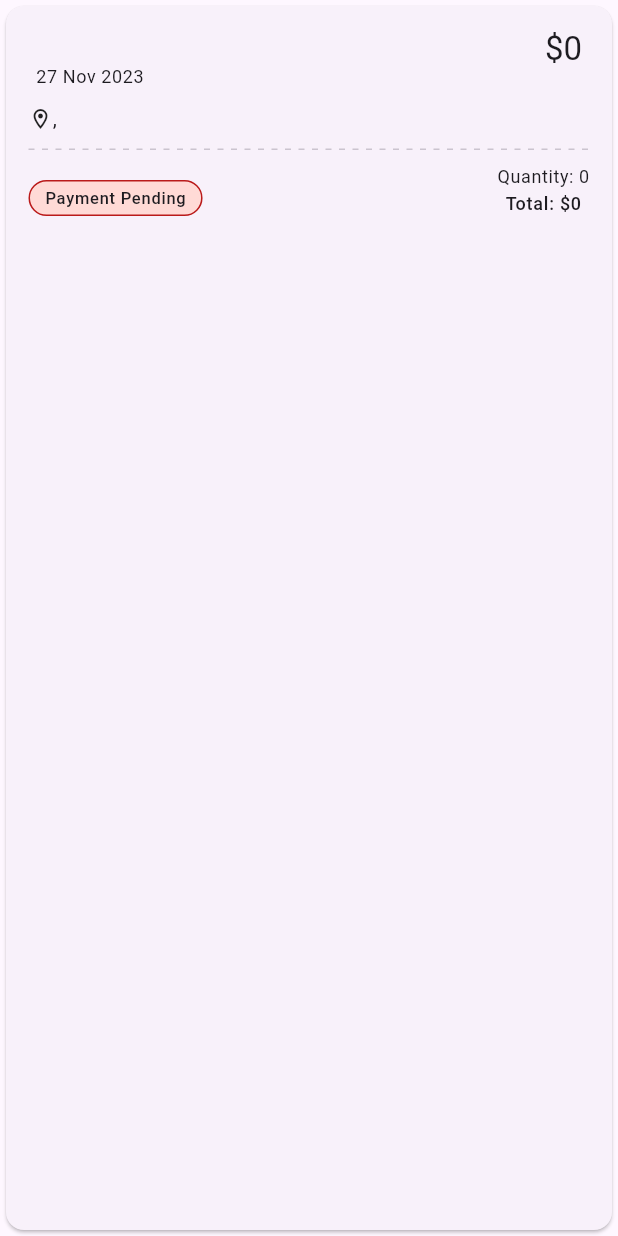
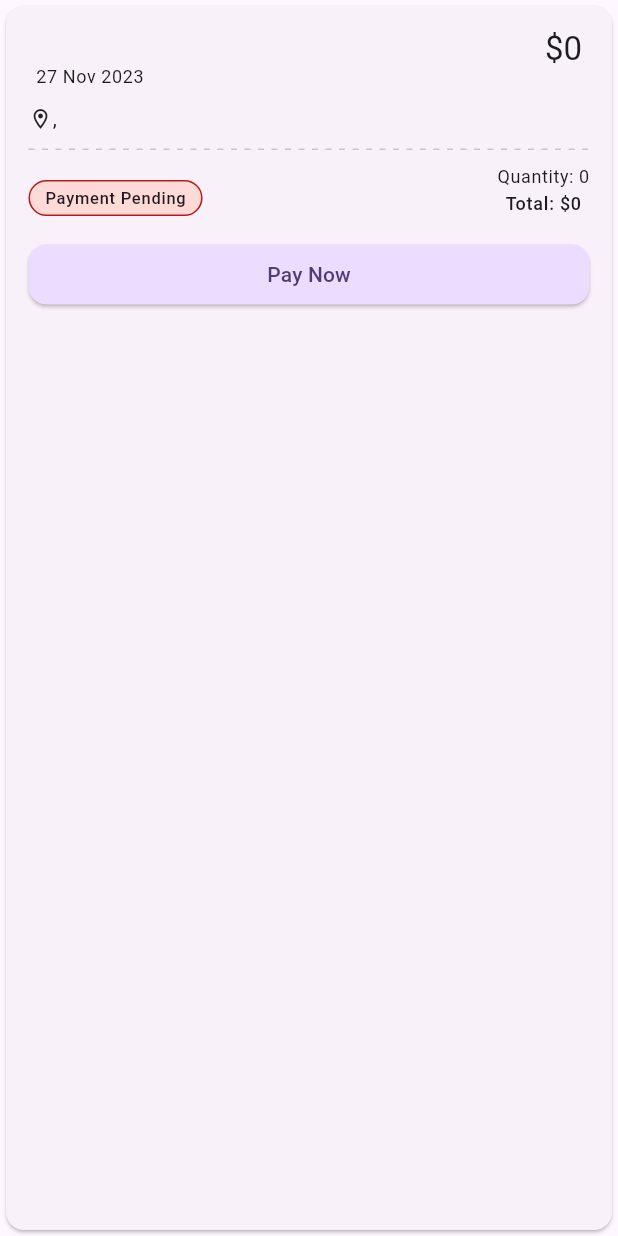
Before and after one commit to hadiyaaamir/chatbot, a Flutter app: the TicketOptionTile widget shown alone on an empty page, opened directly with empty values, on a phone screen of 412 x 824 dp. Run offline on Flutter 3.47's test engine with Material 2 defaults, Android fonts, the phone set to English and light mode, and no system bars; drawn by our look-alikes of dotted_line; our stand-ins replace equatable, flutter_bloc; missing offline and left inert: dialog_flowtter.

Commit message:
payment button is a part of ticket

```diff
--- a/lib/chatbot/data/models/message_payload.dart
+++ b/lib/chatbot/data/models/message_payload.dart
@@ -21,7 +21,6 @@ class MessagePayload extends Equatable {
   static final Map<String, Function> typeParsers = {
     'events': (eventJson) => Event.fromJson(eventJson),
     'tickets': (ticketJson) => TicketOption.fromJson(ticketJson),
-    'paymentButton': (buttonJson) => PaymentButtonOption.fromJson(buttonJson),
   };
 
   factory MessagePayload.fromJson(Map<String, dynamic> json) {
--- a/lib/chatbot/data/models/models.dart
+++ b/lib/chatbot/data/models/models.dart
@@ -1,5 +1,4 @@
 import 'package:chatbot/events/events.dart';
-import 'package:chatbot/payment/data/models/models.dart';
 import 'package:chatbot/tickets/tickets.dart';
 import 'package:equatable/equatable.dart';
 
--- a/lib/chatbot/presentation/widgets/option_tiles.dart
+++ b/lib/chatbot/presentation/widgets/option_tiles.dart
@@ -1,7 +1,5 @@
 import 'package:chatbot/chatbot/chatbot.dart';
 import 'package:chatbot/events/events.dart';
-import 'package:chatbot/payment/data/models/models.dart';
-import 'package:chatbot/payment/presentation/widgets/widgets.dart';
 import 'package:chatbot/tickets/tickets.dart';
 import 'package:flutter/material.dart';
 
@@ -44,9 +42,6 @@ abstract class OptionTile extends StatelessWidget {
     if (option is TicketOption) {
       return TicketOptionTile(ticket: option);
     }
-    if (option is PaymentButtonOption) {
-      return PaymentButtonOptionTile(paymentOption: option);
-    }
 
     throw UnimplementedError('Tile not implemented for $option');
   }
--- a/lib/payment/data/data.dart
+++ /dev/null
@@ -1 +0,0 @@
-export 'models/models.dart';
--- a/lib/payment/data/models/models.dart
+++ /dev/null
@@ -1,4 +0,0 @@
-import 'package:chatbot/chatbot/data/data.dart';
-import 'package:chatbot/tickets/tickets.dart';
-
-part 'payment_button_option.dart';
--- a/lib/payment/data/models/payment_button_option.dart
+++ /dev/null
@@ -1,18 +0,0 @@
-part of 'models.dart';
-
-class PaymentButtonOption extends Option {
-  const PaymentButtonOption({required this.ticket});
-
-  final TicketOption ticket;
-
-  factory PaymentButtonOption.fromJson(Map<String, dynamic> json) {
-    return PaymentButtonOption(
-      ticket: TicketOption.fromJson(
-        json['ticket'] as Map<String, dynamic>? ?? {},
-      ),
-    );
-  }
-
-  @override
-  List<Object> get props => [ticket];
-}
--- a/lib/payment/payment.dart
+++ b/lib/payment/payment.dart
@@ -1,2 +1 @@
-export 'data/data.dart';
 export 'presentation/presentation.dart';
--- /dev/null
+++ b/lib/payment/presentation/widgets/payment_button.dart
@@ -0,0 +1,17 @@
+part of 'widgets.dart';
+
+class PaymentButton extends StatelessWidget {
+  const PaymentButton({super.key, required this.ticket});
+
+  final TicketOption ticket;
+
+  @override
+  Widget build(BuildContext context) {
+    return CustomButton(
+      label: 'Pay Now',
+      onPressed: () {
+        Navigator.push(context, PaymentPage.route(ticket: ticket));
+      },
+    );
+  }
+}
--- a/lib/payment/presentation/widgets/widgets.dart
+++ b/lib/payment/presentation/widgets/widgets.dart
@@ -1,8 +1,6 @@
-import 'package:chatbot/chatbot/chatbot.dart';
 import 'package:chatbot/utils/widgets/button.dart';
-import 'package:chatbot/payment/data/models/models.dart';
 import 'package:chatbot/payment/presentation/view/view.dart';
 import 'package:chatbot/tickets/tickets.dart';
 import 'package:flutter/material.dart';
 
-part 'payment_button_option_tile.dart';
+part 'payment_button.dart';
--- a/lib/tickets/presentation/widgets/ticket_option_tile.dart
+++ b/lib/tickets/presentation/widgets/ticket_option_tile.dart
@@ -31,6 +31,10 @@ class TicketOptionTile extends OptionTile {
                       ),
                     ],
                   ),
+                  if (!ticket.paymentCompleted) ...[
+                    const SizedBox(height: 15),
+                    PaymentButton(ticket: ticket),
+                  ],
                 ],
               ),
             ),
--- a/lib/tickets/presentation/widgets/widgets.dart
+++ b/lib/tickets/presentation/widgets/widgets.dart
@@ -1,5 +1,6 @@
 import 'package:chatbot/chatbot/chatbot.dart';
 import 'package:chatbot/events/events.dart';
+import 'package:chatbot/payment/presentation/widgets/widgets.dart';
 import 'package:chatbot/tickets/tickets.dart';
 import 'package:chatbot/utils/widgets/dotted_divider.dart';
 import 'package:flutter/material.dart';
```
Also changed, not shown: lib/payment/presentation/widgets/payment_button_option_tile.dart (deleted, +0 -47 lines).
